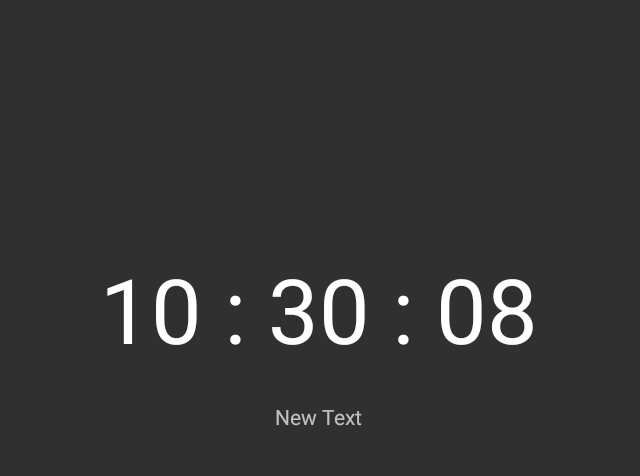
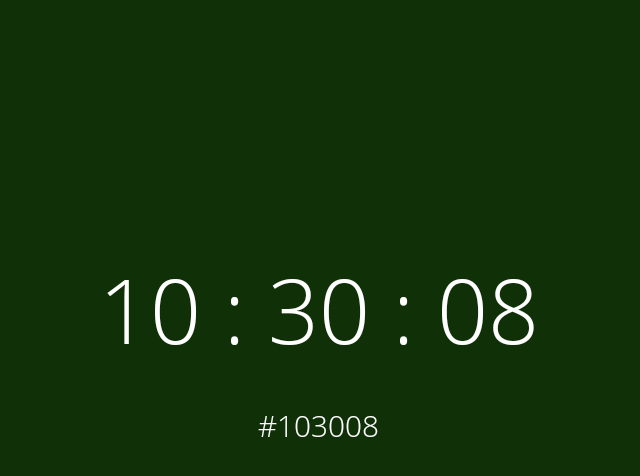
Before and after one commit to kylefrost/WhatColorIsIt, an Android app: the screen it shows after launch (MainActivity), on a phone screen of 824 x 412 dp (held sideways). Shown: the top 476 px of the screen, without its empty margins (299-939 px from the left). Run offline under Robolectric (Android 15) with nearby library versions, the phone set to English and light mode, and no system bars.

Commit message:
Android version..done?

```diff
--- a/Android/WhatColorIsIt/app/build.gradle
+++ b/Android/WhatColorIsIt/app/build.gradle
@@ -6,7 +6,7 @@ android {
 
     defaultConfig {
         applicationId "com.kylefrost.whatcolorisit"
-        minSdkVersion 14
+        minSdkVersion 16
         targetSdkVersion 21
         versionCode 1
         versionName "1.0"
--- a/Android/WhatColorIsIt/app/src/main/java/com/kylefrost/whatcolorisit/MainActivity.java
+++ b/Android/WhatColorIsIt/app/src/main/java/com/kylefrost/whatcolorisit/MainActivity.java
@@ -1,24 +1,18 @@
 package com.kylefrost.whatcolorisit;
 
+import android.graphics.Typeface;
 import android.support.v7.app.ActionBarActivity;
 import android.os.Bundle;
-import android.view.Window;
 import android.os.Handler;
 import android.widget.TextView;
-import java.text.SimpleDateFormat;
 import android.view.View;
-import java.util.Date;
 import java.util.Calendar;
 import android.graphics.Color;
-import android.view.Menu;
-import android.view.MenuItem;
 
 public class MainActivity extends ActionBarActivity {
 
-    // Define Date Format
-    private SimpleDateFormat sdf = new SimpleDateFormat("HH:mm:ss");
-
     private TextView mClock;
+    private TextView mHex;
 
     private boolean mActive;
 
@@ -33,9 +27,17 @@ public class MainActivity extends ActionBarActivity {
         int uiOptions = View.SYSTEM_UI_FLAG_FULLSCREEN;
         decorView.setSystemUiVisibility(uiOptions);
 
+        Typeface font = Typeface.createFromAsset(getAssets(), "OpenSans-Light.ttf");
+
         mClock = (TextView) findViewById(R.id.clock_label);
-        mClock.setTextSize(60.0f); // set size
-        mClock.setTextColor(Color.WHITE); // set font color
+        mClock.setTextSize(60.0f);
+        mClock.setTextColor(Color.WHITE);
+        mClock.setTypeface(font);
+
+        mHex = (TextView) findViewById(R.id.hex_view);
+        mHex.setTextSize(20.0f);
+        mHex.setTextColor(Color.WHITE);
+        mHex.setTypeface(font);
 
         // Start clock
         startClock();
@@ -49,6 +51,8 @@ public class MainActivity extends ActionBarActivity {
             if (mActive) {
                 if (mClock != null) {
                     mClock.setText(getTime());
+                    mHex.setText(getHex());
+                    getWindow().getDecorView().setBackgroundColor(Color.parseColor(getHex()));
                 }
                 //set time after the specified amount of time elapses
                 mHandler.postDelayed(mRunnable, 1000);
@@ -63,10 +67,25 @@ public class MainActivity extends ActionBarActivity {
         // return sdf.format(new Date(System.currentTimeMillis()));
         Calendar c = Calendar.getInstance();
         int seconds = c.get(Calendar.SECOND);
-        int min= c.get(Calendar.MINUTE);
-        int hour= c.get(Calendar.HOUR_OF_DAY);
+        int min = c.get(Calendar.MINUTE);
+        int hour = c.get(Calendar.HOUR_OF_DAY);
 
+        String numHours;
+        String numMinutes;
         String numSeconds;
+
+        if (min < 10) {
+            numHours = String.format("0%d", hour);
+        } else {
+            numHours = String.format("%d", hour);
+        }
+
+        if (min < 10) {
+            numMinutes = String.format("0%d", min);
+        } else {
+            numMinutes = String.format("%d", min);
+        }
+
         if (seconds < 10) {
             numSeconds = String.format("0%d", seconds);
         } else {
@@ -74,7 +93,39 @@ public class MainActivity extends ActionBarActivity {
         }
 
 
-        return String.format("%d : %d : %s", hour, min, numSeconds);
+        return String.format("%s : %s : %s", numHours, numMinutes, numSeconds);
+    }
+
+    private String getHex() {
+        Calendar c = Calendar.getInstance();
+        int seconds = c.get(Calendar.SECOND);
+        int min = c.get(Calendar.MINUTE);
+        int hour = c.get(Calendar.HOUR_OF_DAY);
+
+        String numHours;
+        String numMinutes;
+        String numSeconds;
+
+        if (min < 10) {
+            numHours = String.format("0%d", hour);
+        } else {
+            numHours = String.format("%d", hour);
+        }
+
+        if (min < 10) {
+            numMinutes = String.format("0%d", min);
+        } else {
+            numMinutes = String.format("%d", min);
+        }
+
+        if (seconds < 10) {
+            numSeconds = String.format("0%d", seconds);
+        } else {
+            numSeconds = String.format("%d", seconds);
+        }
+
+
+        return String.format("#%s%s%s", numHours, numMinutes, numSeconds);
     }
 
     /*
--- a/Android/WhatColorIsIt/app/src/main/res/layout/activity_main.xml
+++ b/Android/WhatColorIsIt/app/src/main/res/layout/activity_main.xml
@@ -14,7 +14,7 @@
         android:layout_width="wrap_content"
         android:layout_height="wrap_content"
         android:text="New Text"
-        android:id="@+id/textView"
+        android:id="@+id/hex_view"
         android:layout_below="@+id/clock_label"
         android:layout_centerHorizontal="true"
         android:layout_marginTop="22dp" />
```
Also changed, not shown: Android/WhatColorIsIt/app/src/main/assets/OpenSans-Light.ttf (added), 1 other file.
